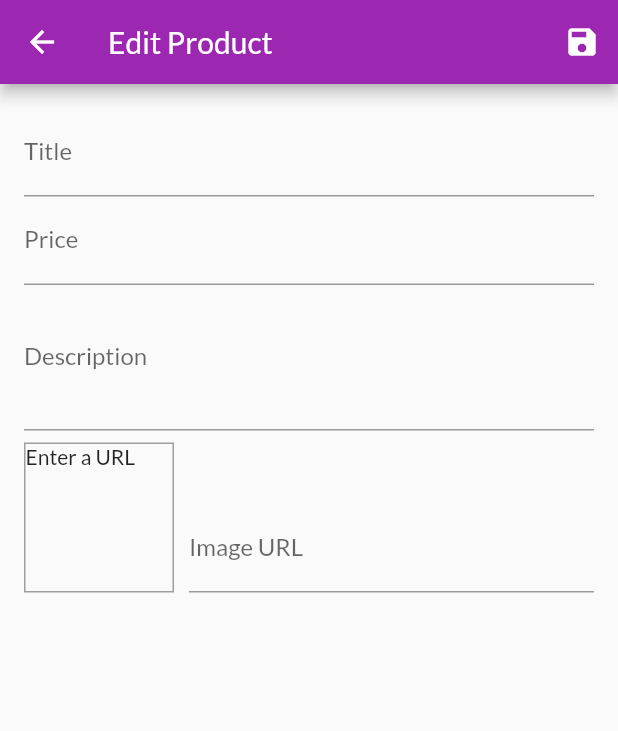
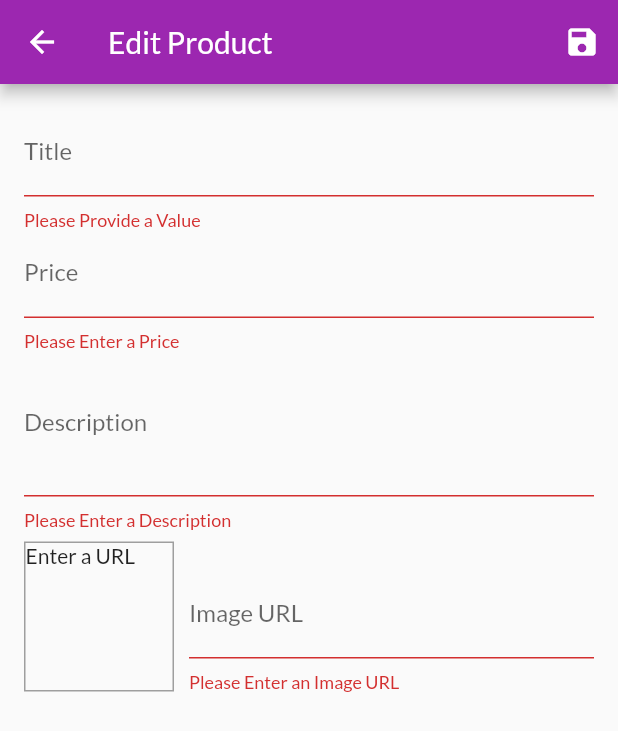
Before and after one commit to seanka/Flutter-Shopping-App, a Flutter app: the EditProductScreen screen opened by its route, after a tap on the "save" icon, on a phone screen of 412 x 824 dp. Shown: the top 731 px of the screen. Run offline on Flutter 3.47's test engine with Material 2 defaults, Android fonts, the phone set to English and light mode, and no system bars; network calls fail.

Commit message:
added validation into user inputs

```diff
--- a/lib/screens/edit_products_screen.dart
+++ b/lib/screens/edit_products_screen.dart
@@ -38,11 +38,22 @@ class _EditProductScreenState extends State<EditProductScreen> {
 
   void _updateImageUrl() {
     if (!_imageUrlFocusNode.hasFocus) {
+      if (!_imageUrlController.text.startsWith('http') &&
+              !_imageUrlController.text.startsWith('https') ||
+          !_imageUrlController.text.endsWith('.png') &&
+              !_imageUrlController.text.endsWith('.jpg') &&
+              !_imageUrlController.text.endsWith('.jpeg')) {
+        return;
+      }
       setState(() {});
     }
   }
 
   void _saveForm() {
+    final isValid = _form.currentState!.validate();
+    if (!isValid) {
+      return;
+    }
     _form.currentState!.save();
   }
 
@@ -70,6 +81,12 @@ class _EditProductScreenState extends State<EditProductScreen> {
                 onFieldSubmitted: (_) {
                   FocusScope.of(context).requestFocus(_priceFocusNode);
                 },
+                validator: (value) {
+                  if (value!.isEmpty) {
+                    return 'Please Provide a Value';
+                  }
+                  return null;
+                },
                 onSaved: (value) {
                   _editedProduct = Product(
                     id: '',
@@ -88,6 +105,18 @@ class _EditProductScreenState extends State<EditProductScreen> {
                 onFieldSubmitted: (_) {
                   FocusScope.of(context).requestFocus(_descriptionFocusNode);
                 },
+                validator: (value) {
+                  if (value!.isEmpty) {
+                    return 'Please Enter a Price';
+                  }
+                  if (double.tryParse(value) == null) {
+                    return 'Please Enter a Valid Number';
+                  }
+                  if (double.parse(value) <= 0) {
+                    return 'Please Enter a Number Greater than Zero.';
+                  }
+                  return null;
+                },
                 onSaved: (value) {
                   _editedProduct = Product(
                     id: '',
@@ -102,6 +131,15 @@ class _EditProductScreenState extends State<EditProductScreen> {
                 decoration: const InputDecoration(labelText: 'Description'),
                 maxLines: 3,
                 keyboardType: TextInputType.multiline,
+                validator: (value) {
+                  if (value!.isEmpty) {
+                    return 'Please Enter a Description';
+                  }
+                  if (value.length > 10) {
+                    return 'Input is Too Short, Please Enter at Least 10 Characters Long';
+                  }
+                  return null;
+                },
                 onSaved: (value) {
                   _editedProduct = Product(
                     id: '',
@@ -148,6 +186,21 @@ class _EditProductScreenState extends State<EditProductScreen> {
                       onFieldSubmitted: (_) {
                         _saveForm();
                       },
+                      validator: (value) {
+                        if (value!.isEmpty) {
+                          return 'Please Enter an Image URL';
+                        }
+                        if (!value.startsWith('http') ||
+                            !value.startsWith('https')) {
+                          return 'Please Enter a Valid URL';
+                        }
+                        if (!value.endsWith('.png') ||
+                            !value.endsWith('.jpg') ||
+                            !value.endsWith('.jpeg')) {
+                          return 'Please Enter a Valid URL';
+                        }
+                        return null;
+                      },
                       onSaved: (value) {
                         _editedProduct = Product(
                           id: '',
```
